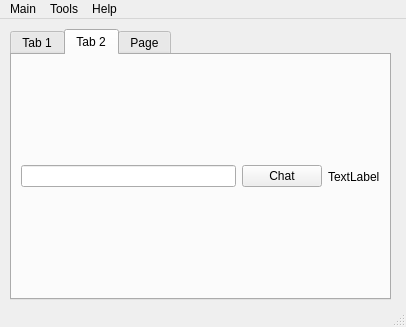
Above: mainwindow.ui from markopoloparadox/ProjectPerun before the change. Below: the same form after it.
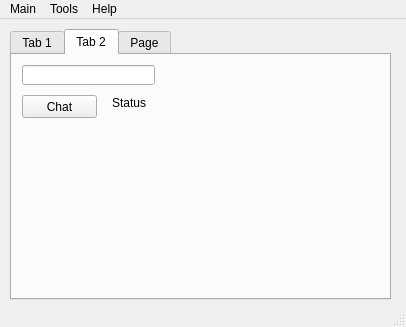
That is the form after the change. The open tabs and pages were chosen to show the change.

Patch:
```diff
--- a/mainwindow.ui
+++ b/mainwindow.ui
@@ -81,25 +81,42 @@
      <attribute name="title">
       <string>Tab 2</string>
      </attribute>
-     <layout class="QHBoxLayout" name="horizontalLayout">
-      <item>
-       <widget class="QLineEdit" name="EmailLineEdit"/>
-      </item>
-      <item>
-       <widget class="QPushButton" name="ChatButton">
-        <property name="text">
-         <string>Chat</string>
-        </property>
-       </widget>
-      </item>
-      <item>
-       <widget class="QLabel" name="StatusLabel">
-        <property name="text">
-         <string>TextLabel</string>
-        </property>
-       </widget>
-      </item>
-     </layout>
+     <widget class="QLabel" name="StatusLabel">
+      <property name="geometry">
+       <rect>
+        <x>100</x>
+        <y>40</y>
+        <width>161</width>
+        <height>16</height>
+       </rect>
+      </property>
+      <property name="text">
+       <string>Status</string>
+      </property>
+     </widget>
+     <widget class="QLineEdit" name="EmailLineEdit">
+      <property name="geometry">
+       <rect>
+        <x>10</x>
+        <y>10</y>
+        <width>133</width>
+        <height>20</height>
+       </rect>
+      </property>
+     </widget>
+     <widget class="QPushButton" name="ChatButton">
+      <property name="geometry">
+       <rect>
+        <x>10</x>
+        <y>40</y>
+        <width>75</width>
+        <height>23</height>
+       </rect>
+      </property>
+      <property name="text">
+       <string>Chat</string>
+      </property>
+     </widget>
     </widget>
     <widget class="QWidget" name="tab_3">
      <attribute name="title">
```
Left out of the diff: 2 changed lines with no effect on the pictures.
